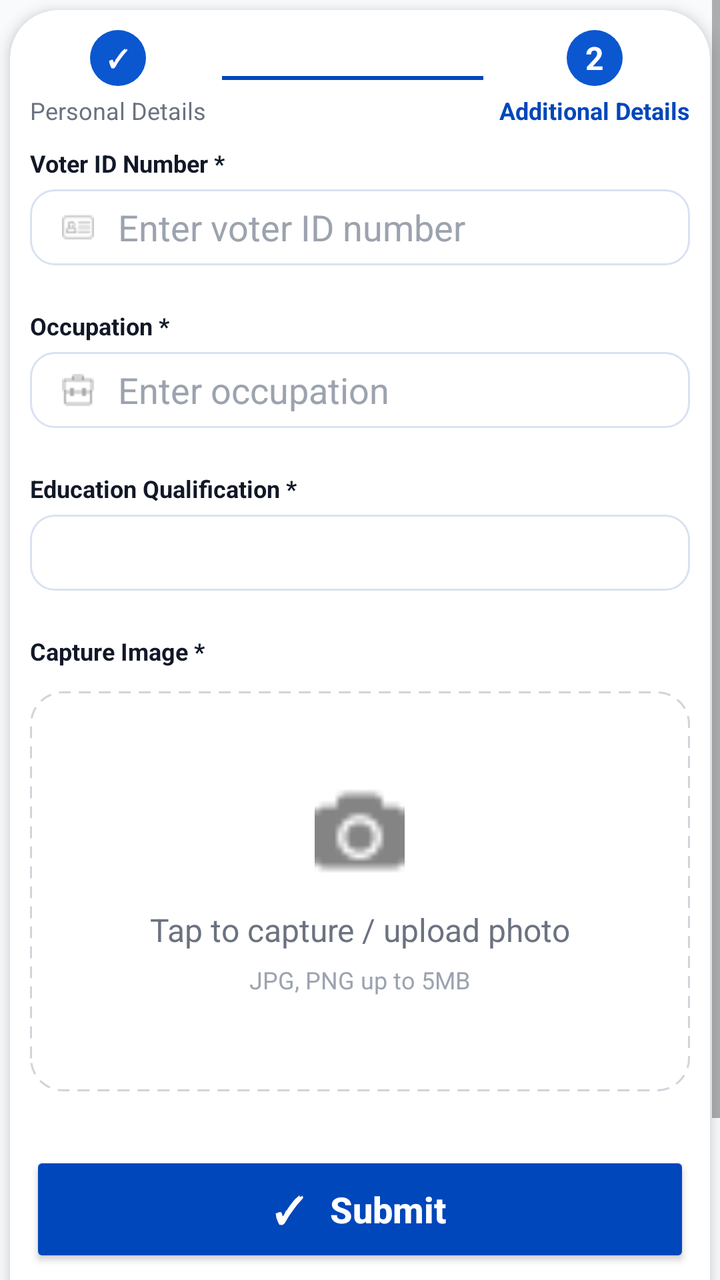
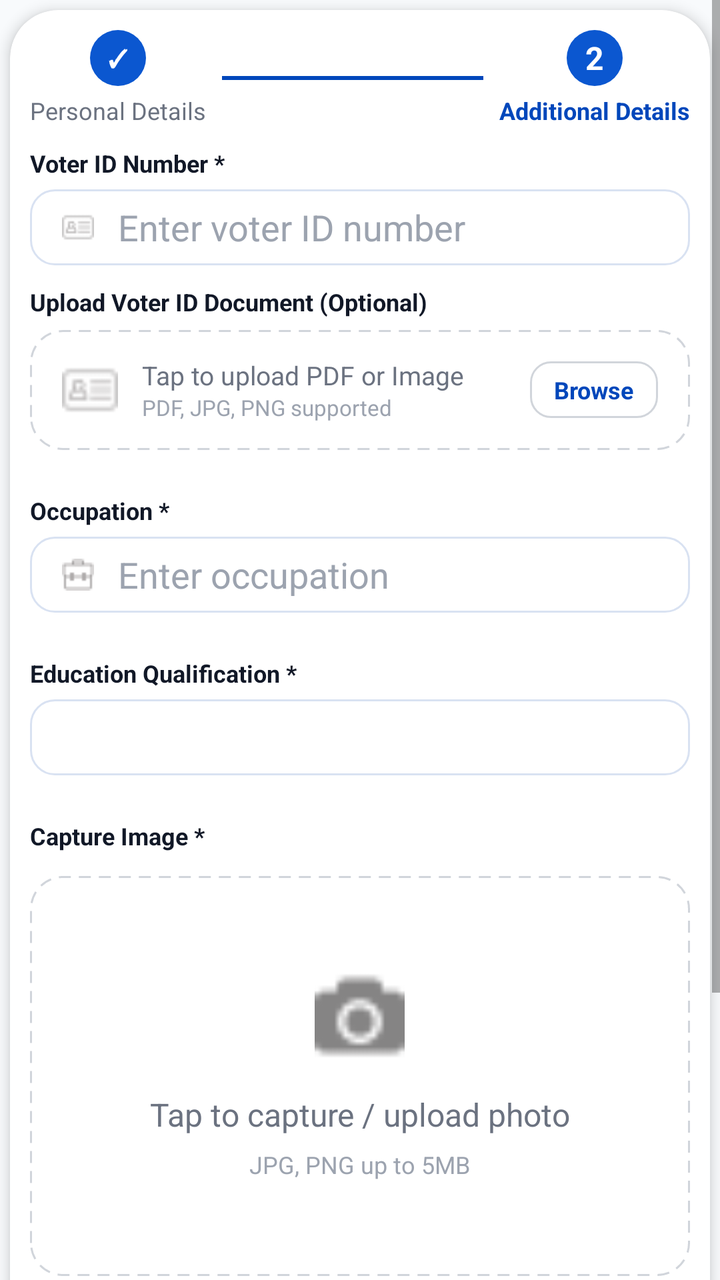

Compare the two renders of this Android layout. The source of the first and the diff that turns it into the second are given below.
<!-- AndroidManifest.xml: application theme Theme.Boothify -->
<!-- res/layout/fragment_second_step_.xml -->
<?xml version="1.0" encoding="utf-8"?>
<ScrollView xmlns:android="http://schemas.android.com/apk/res/android"
    xmlns:tools="http://schemas.android.com/tools"
    android:layout_width="match_parent"
    android:layout_height="match_parent"
    xmlns:app="http://schemas.android.com/apk/res-auto"
    android:background="#F8FAFC"
    android:fillViewport="true"
    >

    <LinearLayout
        android:layout_width="match_parent"
        android:layout_height="wrap_content"
        android:orientation="vertical">

        
        <androidx.cardview.widget.CardView
            android:layout_width="match_parent"
            android:layout_height="wrap_content"
            android:layout_margin="5dp"
            app:cardBackgroundColor="#FFFFFF"
            app:cardCornerRadius="24dp"
            app:cardElevation="4dp">

            <LinearLayout
                android:layout_width="match_parent"
                android:layout_height="wrap_content"
                android:orientation="vertical"
                android:padding="10dp">

                
                <LinearLayout
                    android:layout_width="match_parent"
                    android:layout_height="wrap_content"
                    android:gravity="center_vertical"
                    android:orientation="horizontal">

                    
                    <LinearLayout
                        android:layout_width="wrap_content"
                        android:layout_height="wrap_content"
                        android:gravity="center"
                        android:orientation="vertical">

                        <TextView
                            android:layout_width="28dp"
                            android:layout_height="28dp"
                            android:background="@drawable/icon_blue_bg"
                            android:gravity="center"
                            android:text="✓"
                            android:textColor="#FFFFFF"
                            android:textSize="12sp"
                            android:textStyle="bold"/>

                        <TextView
                            android:layout_width="wrap_content"
                            android:layout_height="wrap_content"
                            android:layout_marginTop="4dp"
                            android:text="Personal Details"
                            android:textColor="#6B7280"
                            android:textSize="12sp"/>
                    </LinearLayout>

                    
                    <View
                        android:layout_width="0dp"
                        android:layout_height="2dp"
                        android:layout_weight="1"
                        android:layout_marginStart="8dp"
                        android:layout_marginEnd="8dp"
                        android:background="#0047BB"/>

                    
                    <LinearLayout
                        android:layout_width="wrap_content"
                        android:layout_height="wrap_content"
                        android:gravity="center"
                        android:orientation="vertical">

                        <TextView
                            android:layout_width="28dp"
                            android:layout_height="28dp"
                            android:background="@drawable/icon_blue_bg"
                            android:gravity="center"
                            android:text="2"
                            android:textColor="#FFFFFF"
                            android:textSize="16sp"
                            android:textStyle="bold"/>

                        <TextView
                            android:layout_width="wrap_content"
                            android:layout_height="wrap_content"
                            android:layout_marginTop="4dp"
                            android:text="Additional Details"
                            android:textColor="#0047BB"
                            android:textSize="12sp"
                            android:textStyle="bold"/>
                    </LinearLayout>

                </LinearLayout>

                
                <TextView
                    android:layout_width="wrap_content"
                    android:layout_height="wrap_content"
                    android:layout_marginTop="10dp"
                    android:text="Voter ID Number *"
                    android:textColor="#111827"
                    android:textSize="12sp"
                    android:textStyle="bold"/>

                <EditText
                    android:id="@+id/etVoter"
                    android:layout_width="match_parent"
                    android:layout_height="38dp"
                    android:layout_marginTop="5dp"
                    android:background="@drawable/edit_bg"
                    android:drawableStart="@drawable/ic_id"
                    android:drawablePadding="12dp"
                    android:gravity="center_vertical"
                    android:hint="Enter voter ID number"
                    android:paddingStart="16dp"
                    android:textColor="#111827"
                    android:textColorHint="#9CA3AF"/>

                
                <TextView
                    android:layout_width="wrap_content"
                    android:layout_height="wrap_content"
                    android:layout_marginTop="22dp"
                    android:text="Occupation *"
                    android:textColor="#111827"
                    android:textSize="12sp"
                    android:textStyle="bold"/>

                <EditText
                    android:id="@+id/etOccupation"
                    android:layout_width="match_parent"
                    android:layout_height="38dp"
                    android:layout_marginTop="5dp"
                    android:background="@drawable/edit_bg"
                    android:drawableStart="@drawable/occupation"
                    android:drawablePadding="12dp"
                    android:gravity="center_vertical"
                    android:hint="Enter occupation"
                    android:paddingStart="16dp"
                    android:textColor="#111827"
                    android:textColorHint="#9CA3AF"/>

                
                <TextView
                    android:layout_width="wrap_content"
                    android:layout_height="wrap_content"
                    android:layout_marginTop="22dp"
                    android:text="Education Qualification *"
                    android:textColor="#111827"
                    android:textSize="12sp"
                    android:textStyle="bold"/>

                <Spinner
                    android:id="@+id/spEducation"
                    android:layout_width="match_parent"
                    android:layout_height="38dp"
                    android:paddingStart="5dp"
                    android:layout_marginTop="5dp"
                    android:background="@drawable/edit_bg"/>

                
                <TextView
                    android:layout_width="wrap_content"
                    android:layout_height="wrap_content"
                    android:layout_marginTop="22dp"
                    android:text="Capture Image *"
                    android:textColor="#111827"
                    android:textSize="12sp"
                    android:textStyle="bold"/>

                <LinearLayout
                    android:id="@+id/layoutCapture"
                    android:layout_width="match_parent"
                    android:layout_height="200dp"
                    android:layout_marginTop="12dp"
                    android:background="@drawable/bg_capture"
                    android:gravity="center"
                    android:orientation="vertical">

                    <ImageView
                        android:layout_width="45dp"
                        android:layout_height="45dp"
                        android:src="@drawable/camera"/>

                    <TextView
                        android:layout_width="wrap_content"
                        android:layout_height="wrap_content"
                        android:layout_marginTop="16dp"
                        android:text="Tap to capture / upload photo"
                        android:textColor="#6B7280"
                        android:textSize="16sp"/>

                    <TextView
                        android:layout_width="wrap_content"
                        android:layout_height="wrap_content"
                        android:layout_marginTop="6dp"
                        android:text="JPG, PNG up to 5MB"
                        android:textColor="#9CA3AF"
                        android:textSize="12sp"/>

                </LinearLayout>

                
                <Button
                    android:id="@+id/btnSubmit"
                    android:layout_width="match_parent"
                    android:layout_height="58dp"
                    android:layout_marginTop="30dp"
                    android:backgroundTint="#0047BB"
                    android:text="✓   Submit"
                    android:textAllCaps="false"
                    android:textColor="#FFFFFF"
                    android:textSize="18sp"
                    android:textStyle="bold"/>

                
                <Button
                    android:id="@+id/btnBack"
                    android:layout_width="match_parent"
                    android:layout_height="58dp"
                    android:layout_marginTop="16dp"
                    android:layout_marginBottom="10dp"
                    android:backgroundTint="#FFFFFF"
                    android:text="←   Back"
                    android:textAllCaps="false"
                    android:textColor="#374151"
                    android:textSize="18sp"/>

            </LinearLayout>

        </androidx.cardview.widget.CardView>

    </LinearLayout>

</ScrollView>
<!-- resources referenced by this layout -->
<resources>
  <!-- drawable bg_capture (drawable) -->
  <?xml version="1.0" encoding="utf-8"?>
  <shape xmlns:android="http://schemas.android.com/apk/res/android">
      
      <solid android:color="#FFFFFF"/>
  
      
      <stroke
          android:width="1dp"
          android:color="#D1D5DB"
          android:dashWidth="6dp"
          android:dashGap="4dp"/>
  
      
      <corners android:radius="16dp"/>
  
  </shape>
  <!-- drawable camera: png bitmap (drawable, 488 bytes) -->
  <!-- drawable edit_bg (drawable) -->
  <?xml version="1.0" encoding="utf-8"?>
  <shape xmlns:android="http://schemas.android.com/apk/res/android">
      <solid android:color="#FFFFFF"/>
  
      <stroke
          android:width="1dp"
          android:color="#D9E2F2"/>
  
      <corners android:radius="12dp"/>
  
  
  </shape>
  <!-- drawable ic_id: png bitmap (drawable, 466 bytes) -->
  <!-- drawable icon_blue_bg (drawable) -->
  <?xml version="1.0" encoding="utf-8"?>
  <shape xmlns:android="http://schemas.android.com/apk/res/android">
      <solid android:color="#0B57D0"/>
      <corners android:radius="100dp"/>
  
  </shape>
  <!-- drawable occupation: png bitmap (drawable, 392 bytes) -->
  <style name="Theme.Boothify" parent="Base.Theme.Boothify" />
  <style name="Base.Theme.Boothify" parent="Theme.AppCompat.Light.NoActionBar">
          
          
      </style>
</resources>

<!-- the commit's change to res/layout/fragment_second_step_.xml (unified diff, before → after) -->
@@ -124,6 +124,73 @@
                     android:textColorHint="#9CA3AF"/>
 
                 
+                
+                
+                <TextView
+                    android:layout_width="wrap_content"
+                    android:layout_height="wrap_content"
+                    android:layout_marginTop="10dp"
+                    android:text="Upload Voter ID Document (Optional)"
+                    android:textColor="#111827"
+                    android:textSize="12sp"
+                    android:textStyle="bold"/>
+
+                <LinearLayout
+                    android:id="@+id/layoutVoterDoc"
+                    android:layout_width="match_parent"
+                    android:layout_height="60dp"
+                    android:layout_marginTop="6dp"
+                    android:background="@drawable/bg_capture"
+                    android:gravity="center_vertical"
+                    android:orientation="horizontal"
+                    android:paddingStart="16dp"
+                    android:paddingEnd="16dp">
+
+                    <ImageView
+                        android:layout_width="28dp"
+                        android:layout_height="28dp"
+                        android:src="@drawable/ic_id"/>
+
+                    <LinearLayout
+                        android:layout_width="0dp"
+                        android:layout_height="wrap_content"
+                        android:layout_weight="1"
+                        android:layout_marginStart="12dp"
+                        android:orientation="vertical">
+
+                        <TextView
+                            android:id="@+id/tvVoterDocName"
+                            android:layout_width="wrap_content"
+                            android:layout_height="wrap_content"
+                            android:text="Tap to upload PDF or Image"
+                            android:textColor="#6B7280"
+                            android:textSize="13sp"/>
+
+                        <TextView
+                            android:layout_width="wrap_content"
+                            android:layout_height="wrap_content"
+                            android:text="PDF, JPG, PNG supported"
+                            android:textColor="#9CA3AF"
+                            android:textSize="11sp"/>
+
+                    </LinearLayout>
+
+                    <TextView
+                        android:layout_width="wrap_content"
+                        android:layout_height="wrap_content"
+                        android:background="@drawable/bg_gender_unselected"
+                        android:paddingStart="12dp"
+                        android:paddingEnd="12dp"
+                        android:paddingTop="6dp"
+                        android:paddingBottom="6dp"
+                        android:text="Browse"
+                        android:textColor="#0047BB"
+                        android:textSize="12sp"
+                        android:textStyle="bold"/>
+
+                </LinearLayout>
+
+                
                 <TextView
                     android:layout_width="wrap_content"
                     android:layout_height="wrap_content"
<!-- resource entries referenced after the edit -->
@@ -15,6 +15,18 @@
   
       
       <corners android:radius="16dp"/>
+  
+  </shape>
+  <!-- drawable bg_gender_unselected (drawable) -->
+  <?xml version="1.0" encoding="utf-8"?>
+  <shape xmlns:android="http://schemas.android.com/apk/res/android">
+      <solid android:color="#FFFFFF"/>
+  
+      <stroke
+          android:width="1dp"
+          android:color="#D1D5DB"/>
+  
+      <corners android:radius="10dp"/>
   
   </shape>
   <!-- drawable camera: png bitmap (drawable, 488 bytes) -->
